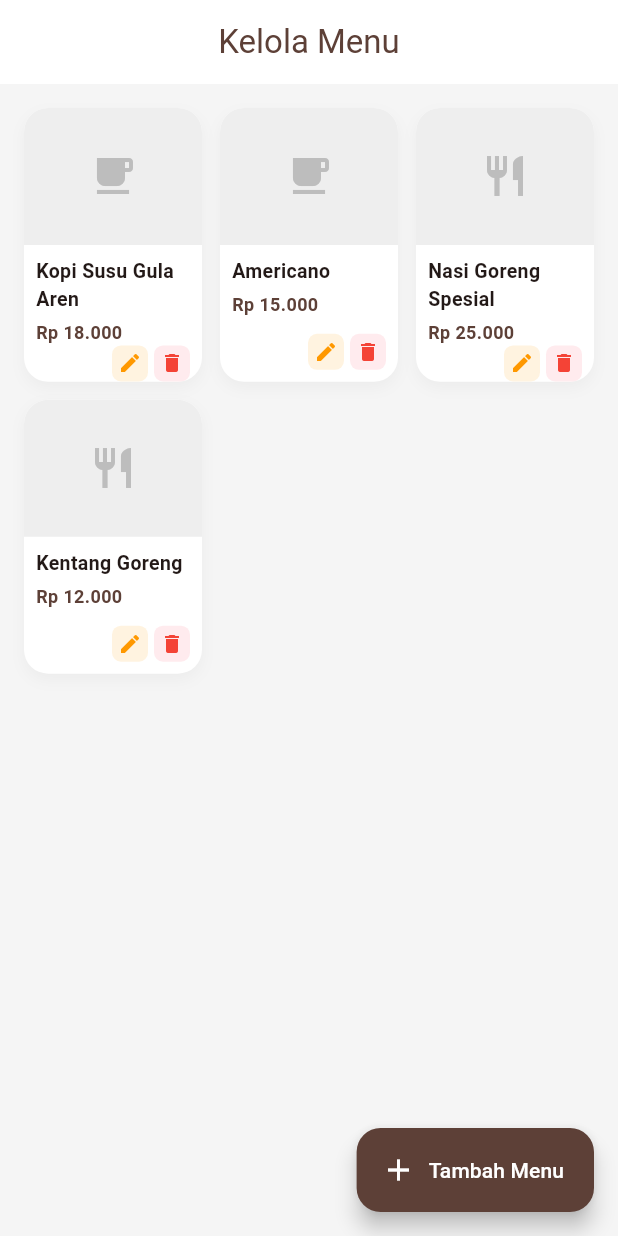
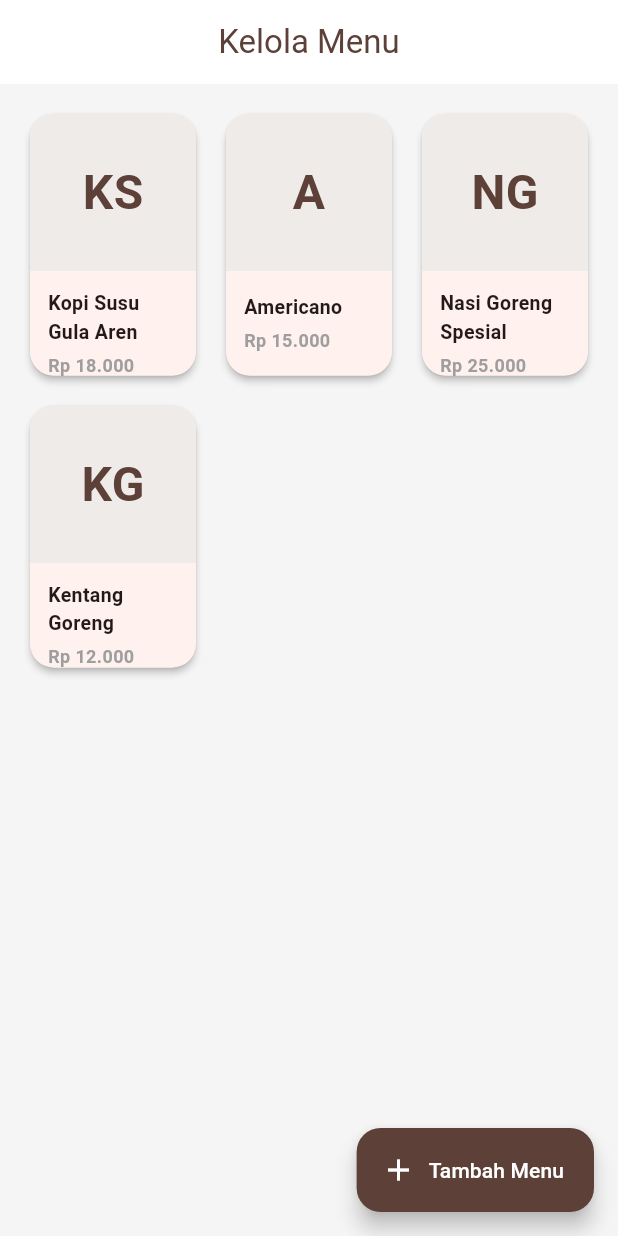
Before and after one commit to Eddienxl/frontend_rk_cafee, a Flutter app: the MenuManagementScreen screen opened directly, on a phone screen of 412 x 824 dp. Run offline on Flutter 3.47's test engine with Material 3 defaults, Android fonts, the light colour scheme and no system bars; our stand-ins replace shared_preferences; accounts and stored records are empty.

Commit message:
Update Menu UI with Initials and Click-to-Action

```diff
--- a/lib/screens/owner/menu_management_screen.dart
+++ b/lib/screens/owner/menu_management_screen.dart
@@ -172,82 +172,105 @@ class _MenuManagementScreenState extends State<MenuManagementScreen> {
   }
 
   Widget _buildMenuCard(MenuModel menu) {
-    return Container(
-      decoration: BoxDecoration(
-        color: Colors.white,
+    // Logic Inisial (Max 2 huruf)
+    // "Kopi Susu Gula Aren" -> "KS"
+    // "Americano" -> "A"
+    List<String> words = menu.nama.split(' ');
+    String initials = '';
+    if (words.isNotEmpty) {
+      initials += words[0][0].toUpperCase();
+      if (words.length > 1) {
+        initials += words[1][0].toUpperCase();
+      }
+    }
+
+    return Card(
+      elevation: 2,
+      shape: RoundedRectangleBorder(borderRadius: BorderRadius.circular(16)),
+      child: InkWell(
         borderRadius: BorderRadius.circular(16),
-        boxShadow: [
-          BoxShadow(color: Colors.grey.withOpacity(0.1), blurRadius: 8, offset: const Offset(0, 4))
-        ],
-      ),
+        onTap: () => _showActionDialog(menu), // Klik kartu untuk opsi
         child: Column(
           crossAxisAlignment: CrossAxisAlignment.stretch,
           children: [
-          // IMAGE PLACEHOLDER
+            // IMAGE PLACEHOLDER (INITIALS)
             Expanded(
               flex: 3,
               child: Container(
                 decoration: BoxDecoration(
-                color: Colors.grey[200],
+                  color: Colors.brown[50], // Warna background soft
                   borderRadius: const BorderRadius.vertical(top: Radius.circular(16)),
                 ),
                 child: Center(
-                child: Icon(
-                  menu.kategori == 'MINUMAN' ? Icons.local_cafe : Icons.restaurant,
-                  size: 32, // Smaller icon
-                  color: Colors.grey[400],
+                  child: Text(
+                    initials,
+                    style: const TextStyle(
+                      fontSize: 32,
+                      fontWeight: FontWeight.bold,
+                      color: Color(0xFF5D4037)
+                    ),
                   ),
                 ),
               ),
             ),
             // INFO
             Expanded(
-            flex: 3, // Give more space for text
+              flex: 2,
               child: Padding(
-              padding: const EdgeInsets.all(8.0), // Smaller padding
+                padding: const EdgeInsets.all(12.0),
                 child: Column(
                   crossAxisAlignment: CrossAxisAlignment.start,
+                  mainAxisAlignment: MainAxisAlignment.center,
                   children: [
                     Text(
                       menu.nama,
-                    maxLines: 2, // Allow 2 lines
+                      maxLines: 2,
                       overflow: TextOverflow.ellipsis,
-                    style: const TextStyle(fontWeight: FontWeight.bold, fontSize: 13), // Smaller font
+                      style: const TextStyle(fontWeight: FontWeight.bold, fontSize: 13),
                     ),
                     const SizedBox(height: 4),
                     Text(
                       currencyFormatter.format(menu.harga),
-                    style: const TextStyle(color: Color(0xFF5D4037), fontWeight: FontWeight.bold, fontSize: 12),
+                      style: const TextStyle(color: Colors.grey, fontWeight: FontWeight.bold, fontSize: 12),
                     ),
-                  const Spacer(),
-                  Row(
-                    mainAxisAlignment: MainAxisAlignment.end,
-                    children: [
-                      InkWell(
-                        onTap: () => _showAddEditDialog(menu: menu),
-                        child: Container(
-                          padding: const EdgeInsets.all(4),
-                          decoration: BoxDecoration(color: Colors.orange[50], borderRadius: BorderRadius.circular(6)),
-                          child: const Icon(Icons.edit, size: 16, color: Colors.orange),
-                        ),
-                      ),
-                      const SizedBox(width: 4),
-                      InkWell(
-                        onTap: () => _deleteMenu(menu),
-                         child: Container(
-                          padding: const EdgeInsets.all(4),
-                          decoration: BoxDecoration(color: Colors.red[50], borderRadius: BorderRadius.circular(6)),
-                          child: const Icon(Icons.delete, size: 16, color: Colors.red),
-                        ),
-                      ),
-                    ],
-                  )
                   ],
                 ),
               ),
             ),
           ],
         ),
+      ),
+    );
+  }
+
+  // Dialog Pilihan Aksi
+  void _showActionDialog(MenuModel menu) {
+    showModalBottomSheet(
+      context: context,
+      shape: const RoundedRectangleBorder(borderRadius: BorderRadius.vertical(top: Radius.circular(16))),
+      builder: (context) => SafeArea(
+        child: Column(
+          mainAxisSize: MainAxisSize.min,
+          children: [
+            ListTile(
+              leading: const Icon(Icons.edit, color: Colors.orange),
+              title: const Text('Edit Menu'),
+              onTap: () {
+                Navigator.pop(context);
+                _showAddEditDialog(menu: menu);
+              },
+            ),
+            ListTile(
+              leading: const Icon(Icons.delete, color: Colors.red),
+              title: const Text('Hapus Menu'),
+              onTap: () {
+                Navigator.pop(context);
+                _deleteMenu(menu);
+              },
+            ),
+          ],
+        ),
+      ),
     );
   }
 }
```
Also changed, not shown: 18 other files. Lines whose indentation alone changed are shown as unchanged.
